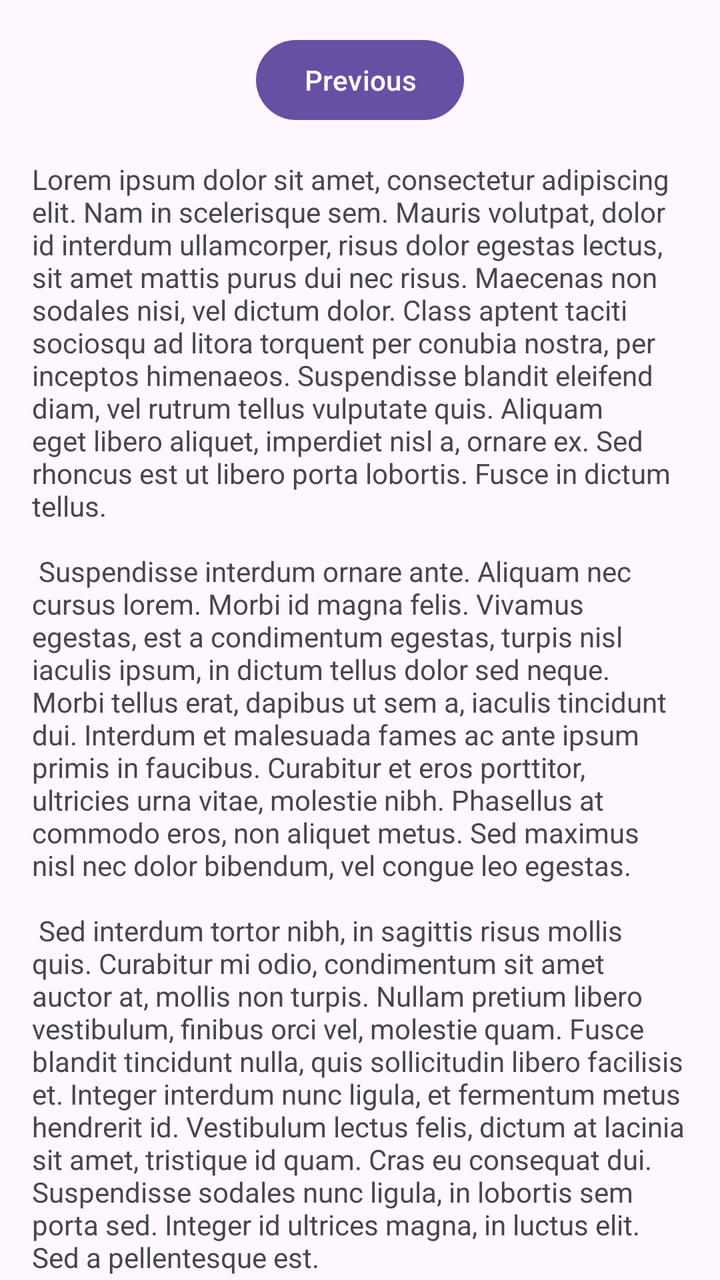
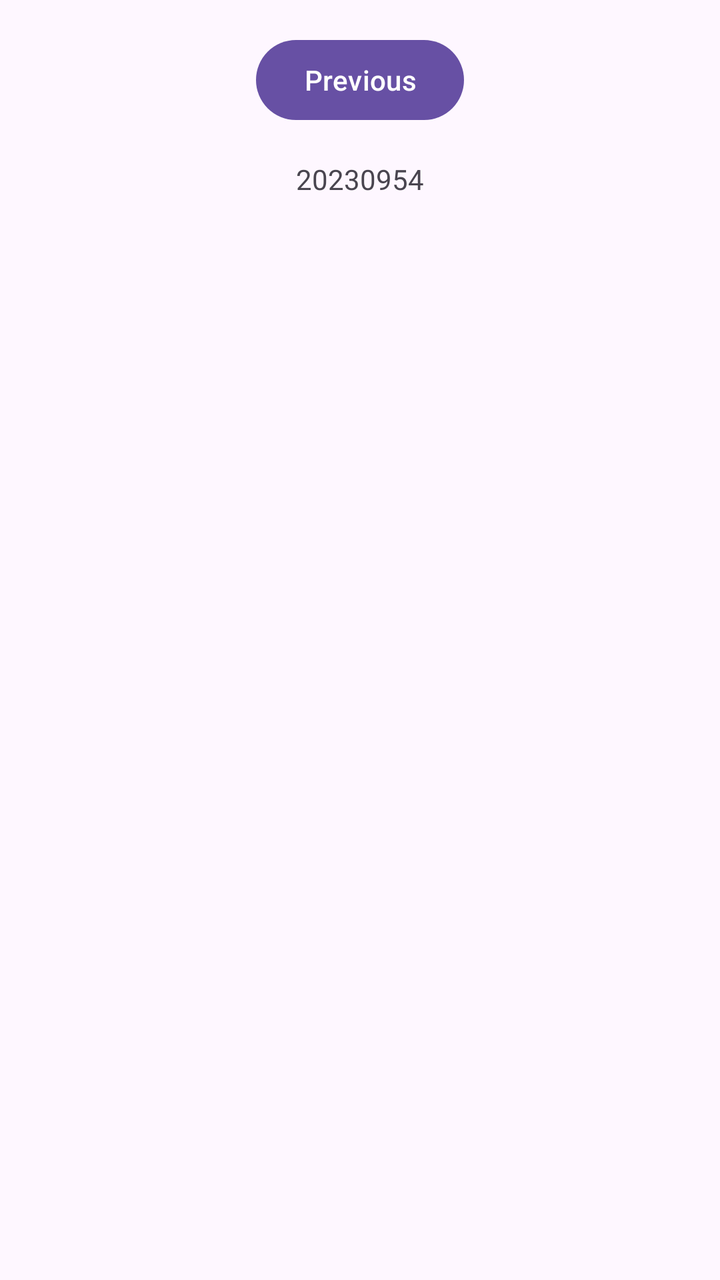

An Android layout rendered at two revisions. The XML below is the earlier revision; the diff shows what the commit changed to produce the second picture.
<!-- AndroidManifest.xml: application theme Theme._2th -->
<!-- res/layout/fragment_second.xml -->
<?xml version="1.0" encoding="utf-8"?>
<androidx.core.widget.NestedScrollView xmlns:android="http://schemas.android.com/apk/res/android"
    xmlns:app="http://schemas.android.com/apk/res-auto"
    xmlns:tools="http://schemas.android.com/tools"
    android:layout_width="match_parent"
    android:layout_height="match_parent"
    tools:context=".SecondFragment">

    <androidx.constraintlayout.widget.ConstraintLayout
        android:layout_width="match_parent"
        android:layout_height="match_parent"
        android:padding="16dp">

        <Button
            android:id="@+id/button_second"
            android:layout_width="wrap_content"
            android:layout_height="wrap_content"
            android:text="@string/previous"
            app:layout_constraintBottom_toTopOf="@id/textview_second"
            app:layout_constraintEnd_toEndOf="parent"
            app:layout_constraintStart_toStartOf="parent"
            app:layout_constraintTop_toTopOf="parent" />

        <TextView
            android:id="@+id/textview_second"
            android:layout_width="wrap_content"
            android:layout_height="wrap_content"
            android:layout_marginTop="16dp"
            android:text="@string/lorem_ipsum"
            app:layout_constraintBottom_toBottomOf="parent"
            app:layout_constraintEnd_toEndOf="parent"
            app:layout_constraintStart_toStartOf="parent"
            app:layout_constraintTop_toBottomOf="@id/button_second" />
    </androidx.constraintlayout.widget.ConstraintLayout>
</androidx.core.widget.NestedScrollView>
<!-- resources referenced by this layout -->
<resources>
  <string name="lorem_ipsum">
          Lorem ipsum dolor sit amet, consectetur adipiscing elit. Nam in scelerisque sem. Mauris
          volutpat, dolor id interdum ullamcorper, risus dolor egestas lectus, sit amet mattis purus
          dui nec risus. Maecenas non sodales nisi, vel dictum dolor. Class aptent taciti sociosqu ad
          litora torquent per conubia nostra, per inceptos himenaeos. Suspendisse blandit eleifend
          diam, vel rutrum tellus vulputate quis. Aliquam eget libero aliquet, imperdiet nisl a,
          ornare ex. Sed rhoncus est ut libero porta lobortis. Fusce in dictum tellus.\n\n
          Suspendisse interdum ornare ante. Aliquam nec cursus lorem. Morbi id magna felis. Vivamus
          egestas, est a condimentum egestas, turpis nisl iaculis ipsum, in dictum tellus dolor sed
          neque. Morbi tellus erat, dapibus ut sem a, iaculis tincidunt dui. Interdum et malesuada
          fames ac ante ipsum primis in faucibus. Curabitur et eros porttitor, ultricies urna vitae,
          molestie nibh. Phasellus at commodo eros, non aliquet metus. Sed maximus nisl nec dolor
          bibendum, vel congue leo egestas.\n\n
          Sed interdum tortor nibh, in sagittis risus mollis quis. Curabitur mi odio, condimentum sit
          amet auctor at, mollis non turpis. Nullam pretium libero vestibulum, finibus orci vel,
          molestie quam. Fusce blandit tincidunt nulla, quis sollicitudin libero facilisis et. Integer
          interdum nunc ligula, et fermentum metus hendrerit id. Vestibulum lectus felis, dictum at
          lacinia sit amet, tristique id quam. Cras eu consequat dui. Suspendisse sodales nunc ligula,
          in lobortis sem porta sed. Integer id ultrices magna, in luctus elit. Sed a pellentesque
          est.\n\n
          Aenean nunc velit, lacinia sed dolor sed, ultrices viverra nulla. Etiam a venenatis nibh.
          Morbi laoreet, tortor sed facilisis varius, nibh orci rhoncus nulla, id elementum leo dui
          non lorem. Nam mollis ipsum quis auctor varius. Quisque elementum eu libero sed commodo. In
          eros nisl, imperdiet vel imperdiet et, scelerisque a mauris. Pellentesque varius ex nunc,
          quis imperdiet eros placerat ac. Duis finibus orci et est auctor tincidunt. Sed non viverra
          ipsum. Nunc quis augue egestas, cursus lorem at, molestie sem. Morbi a consectetur ipsum, a
          placerat diam. Etiam vulputate dignissim convallis. Integer faucibus mauris sit amet finibus
          convallis.\n\n
          Phasellus in aliquet mi. Pellentesque habitant morbi tristique senectus et netus et
          malesuada fames ac turpis egestas. In volutpat arcu ut felis sagittis, in finibus massa
          gravida. Pellentesque id tellus orci. Integer dictum, lorem sed efficitur ullamcorper,
          libero justo consectetur ipsum, in mollis nisl ex sed nisl. Donec maximus ullamcorper
          sodales. Praesent bibendum rhoncus tellus nec feugiat. In a ornare nulla. Donec rhoncus
          libero vel nunc consequat, quis tincidunt nisl eleifend. Cras bibendum enim a justo luctus
          vestibulum. Fusce dictum libero quis erat maximus, vitae volutpat diam dignissim.
      </string>
  <string name="previous">Previous</string>
  <style name="Theme._2th" parent="Base.Theme._2th" />
  <style name="Base.Theme._2th" parent="Theme.Material3.DayNight.NoActionBar">
          
          
      </style>
</resources>

<!-- the commit's change to res/layout/fragment_second.xml (unified diff, before → after) -->
@@ -26,7 +26,7 @@
             android:layout_width="wrap_content"
             android:layout_height="wrap_content"
             android:layout_marginTop="16dp"
-            android:text="@string/lorem_ipsum"
+            android:text="20230954"
             app:layout_constraintBottom_toBottomOf="parent"
             app:layout_constraintEnd_toEndOf="parent"
             app:layout_constraintStart_toStartOf="parent"
<!-- resource entries referenced after the edit -->
@@ -1,41 +1,5 @@
 <!-- resources referenced by this layout -->
 <resources>
-  <string name="lorem_ipsum">
-          Lorem ipsum dolor sit amet, consectetur adipiscing elit. Nam in scelerisque sem. Mauris
-          volutpat, dolor id interdum ullamcorper, risus dolor egestas lectus, sit amet mattis purus
-          dui nec risus. Maecenas non sodales nisi, vel dictum dolor. Class aptent taciti sociosqu ad
-          litora torquent per conubia nostra, per inceptos himenaeos. Suspendisse blandit eleifend
-          diam, vel rutrum tellus vulputate quis. Aliquam eget libero aliquet, imperdiet nisl a,
-          ornare ex. Sed rhoncus est ut libero porta lobortis. Fusce in dictum tellus.\n\n
-          Suspendisse interdum ornare ante. Aliquam nec cursus lorem. Morbi id magna felis. Vivamus
-          egestas, est a condimentum egestas, turpis nisl iaculis ipsum, in dictum tellus dolor sed
-          neque. Morbi tellus erat, dapibus ut sem a, iaculis tincidunt dui. Interdum et malesuada
-          fames ac ante ipsum primis in faucibus. Curabitur et eros porttitor, ultricies urna vitae,
-          molestie nibh. Phasellus at commodo eros, non aliquet metus. Sed maximus nisl nec dolor
-          bibendum, vel congue leo egestas.\n\n
-          Sed interdum tortor nibh, in sagittis risus mollis quis. Curabitur mi odio, condimentum sit
-          amet auctor at, mollis non turpis. Nullam pretium libero vestibulum, finibus orci vel,
-          molestie quam. Fusce blandit tincidunt nulla, quis sollicitudin libero facilisis et. Integer
-          interdum nunc ligula, et fermentum metus hendrerit id. Vestibulum lectus felis, dictum at
-          lacinia sit amet, tristique id quam. Cras eu consequat dui. Suspendisse sodales nunc ligula,
-          in lobortis sem porta sed. Integer id ultrices magna, in luctus elit. Sed a pellentesque
-          est.\n\n
-          Aenean nunc velit, lacinia sed dolor sed, ultrices viverra nulla. Etiam a venenatis nibh.
-          Morbi laoreet, tortor sed facilisis varius, nibh orci rhoncus nulla, id elementum leo dui
-          non lorem. Nam mollis ipsum quis auctor varius. Quisque elementum eu libero sed commodo. In
-          eros nisl, imperdiet vel imperdiet et, scelerisque a mauris. Pellentesque varius ex nunc,
-          quis imperdiet eros placerat ac. Duis finibus orci et est auctor tincidunt. Sed non viverra
-          ipsum. Nunc quis augue egestas, cursus lorem at, molestie sem. Morbi a consectetur ipsum, a
-          placerat diam. Etiam vulputate dignissim convallis. Integer faucibus mauris sit amet finibus
-          convallis.\n\n
-          Phasellus in aliquet mi. Pellentesque habitant morbi tristique senectus et netus et
-          malesuada fames ac turpis egestas. In volutpat arcu ut felis sagittis, in finibus massa
-          gravida. Pellentesque id tellus orci. Integer dictum, lorem sed efficitur ullamcorper,
-          libero justo consectetur ipsum, in mollis nisl ex sed nisl. Donec maximus ullamcorper
-          sodales. Praesent bibendum rhoncus tellus nec feugiat. In a ornare nulla. Donec rhoncus
-          libero vel nunc consequat, quis tincidunt nisl eleifend. Cras bibendum enim a justo luctus
-          vestibulum. Fusce dictum libero quis erat maximus, vitae volutpat diam dignissim.
-      </string>
   <string name="previous">Previous</string>
   <style name="Theme._2th" parent="Base.Theme._2th" />
   <style name="Base.Theme._2th" parent="Theme.Material3.DayNight.NoActionBar">
